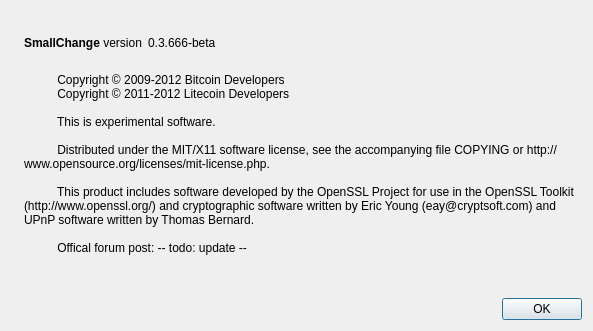
Before: the Qt Designer form src/qt/forms/aboutdialog.ui in dariccoin/dariccoin, drawn with Qt 5.
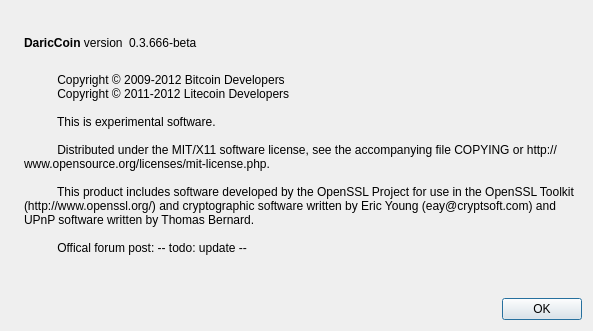
After: the same form once the commit is applied. Icons and pictures are not drawn.

Diff of the .ui file:
```diff
--- a/src/qt/forms/aboutdialog.ui
+++ b/src/qt/forms/aboutdialog.ui
@@ -50,7 +50,7 @@
           <cursorShape>IBeamCursor</cursorShape>
          </property>
          <property name="text">
-          <string>&lt;b&gt;SmallChange&lt;/b&gt; version</string>
+          <string>&lt;b&gt;DaricCoin&lt;/b&gt; version</string>
          </property>
          <property name="textInteractionFlags">
           <set>Qt::LinksAccessibleByMouse|Qt::TextSelectableByKeyboard|Qt::TextSelectableByMouse</set>
```
Left out of the diff: 2 changed lines with no effect on the pictures.
